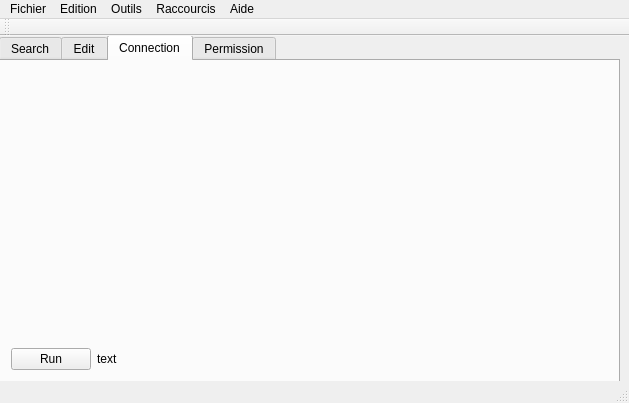
TrueAbastien/StageQApp, file application/QtSquid/QtSquid/QtSquid.ui: the form before one commit.
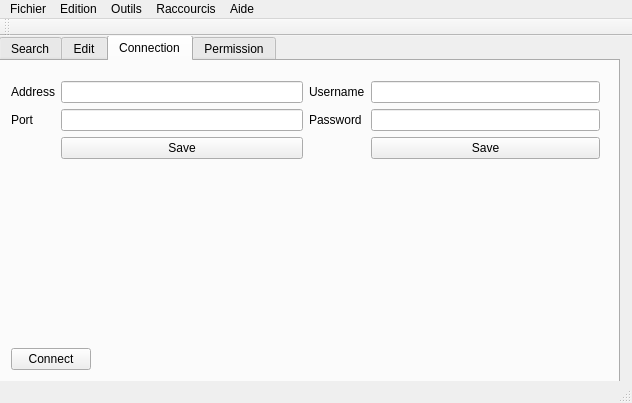
The form after the commit. The open tabs and pages were chosen to show the change.

Diff of the .ui file:
```diff
--- a/application/QtSquid/QtSquid/QtSquid.ui
+++ b/application/QtSquid/QtSquid/QtSquid.ui
@@ -6,7 +6,7 @@
    <rect>
     <x>0</x>
     <y>0</y>
-    <width>629</width>
+    <width>632</width>
     <height>403</height>
    </rect>
   </property>
@@ -229,19 +229,100 @@
       <property name="geometry">
        <rect>
         <x>-1</x>
-        <y>-1</y>
+        <y>9</y>
         <width>611</width>
-        <height>321</height>
+        <height>311</height>
        </rect>
       </property>
       <layout class="QVBoxLayout" name="conn_VLayout">
        <item>
         <layout class="QHBoxLayout" name="conn_HLayout_1">
          <item>
-          <layout class="QFormLayout" name="conn_FLayout_1_1"/>
+          <layout class="QFormLayout" name="conn_FLayout_1_1">
+           <item row="1" column="0">
+            <widget class="QLabel" name="conn_labelAddress">
+             <property name="frameShape">
+              <enum>QFrame::NoFrame</enum>
+             </property>
+             <property name="text">
+              <string>Address</string>
+             </property>
+            </widget>
+           </item>
+           <item row="1" column="1">
+            <widget class="QLineEdit" name="conn_editAddress">
+             <property name="maxLength">
+              <number>32</number>
+             </property>
+            </widget>
+           </item>
+           <item row="2" column="0">
+            <widget class="QLabel" name="conn_labelPort">
+             <property name="text">
+              <string>Port</string>
+             </property>
+            </widget>
+           </item>
+           <item row="2" column="1">
+            <widget class="QLineEdit" name="conn_editPort">
+             <property name="contextMenuPolicy">
+              <enum>Qt::NoContextMenu</enum>
+             </property>
+             <property name="maxLength">
+              <number>4</number>
+             </property>
+            </widget>
+           </item>
+           <item row="3" column="1">
+            <widget class="QPushButton" name="conn_btnSaveDatabase">
+             <property name="text">
+              <string>Save</string>
+             </property>
+            </widget>
+           </item>
+          </layout>
          </item>
          <item>
-          <layout class="QFormLayout" name="conn_FLayout_1_2"/>
+          <layout class="QFormLayout" name="conn_FLayout_1_2">
+           <item row="2" column="0">
+            <widget class="QLabel" name="conn_labelPassword">
+             <property name="text">
+              <string>Password</string>
+             </property>
+            </widget>
+           </item>
+           <item row="2" column="1">
+            <widget class="QLineEdit" name="conn_editPassword">
+             <property name="maxLength">
+              <number>128</number>
+             </property>
+             <property name="echoMode">
+              <enum>QLineEdit::Password</enum>
+             </property>
+            </widget>
+           </item>
+           <item row="3" column="1">
+            <widget class="QPushButton" name="conn_btnSaveUser">
+             <property name="text">
+              <string>Save</string>
+             </property>
+            </widget>
+           </item>
+           <item row="1" column="1">
+            <widget class="QLineEdit" name="conn_editUsername">
+             <property name="maxLength">
+              <number>128</number>
+             </property>
+            </widget>
+           </item>
+           <item row="1" column="0">
+            <widget class="QLabel" name="conn_labelUsername">
+             <property name="text">
+              <string>Username</string>
+             </property>
+            </widget>
+           </item>
+          </layout>
          </item>
         </layout>
        </item>
@@ -263,14 +344,14 @@
          <item>
           <widget class="QPushButton" name="conn_runBtn">
            <property name="text">
-            <string>Run</string>
+            <string>Connect</string>
            </property>
           </widget>
          </item>
          <item>
           <widget class="QLabel" name="conn_outputLabel">
            <property name="text">
-            <string>text</string>
+            <string/>
            </property>
           </widget>
          </item>
@@ -357,7 +438,7 @@
     <rect>
      <x>0</x>
      <y>0</y>
-     <width>629</width>
+     <width>632</width>
      <height>21</height>
     </rect>
    </property>
```
Left out of the diff: 37 changed lines with no effect on the pictures.
